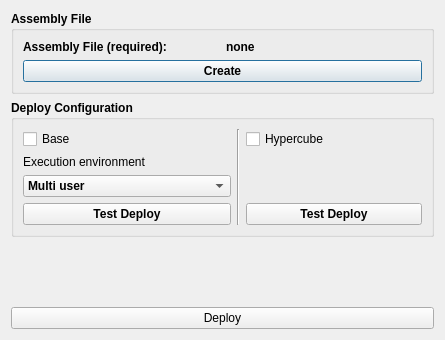
This is src/miro/mirodeploydialog.ui in GAMS-dev/studio as Qt 5 draws it before an edit. The edited form follows.
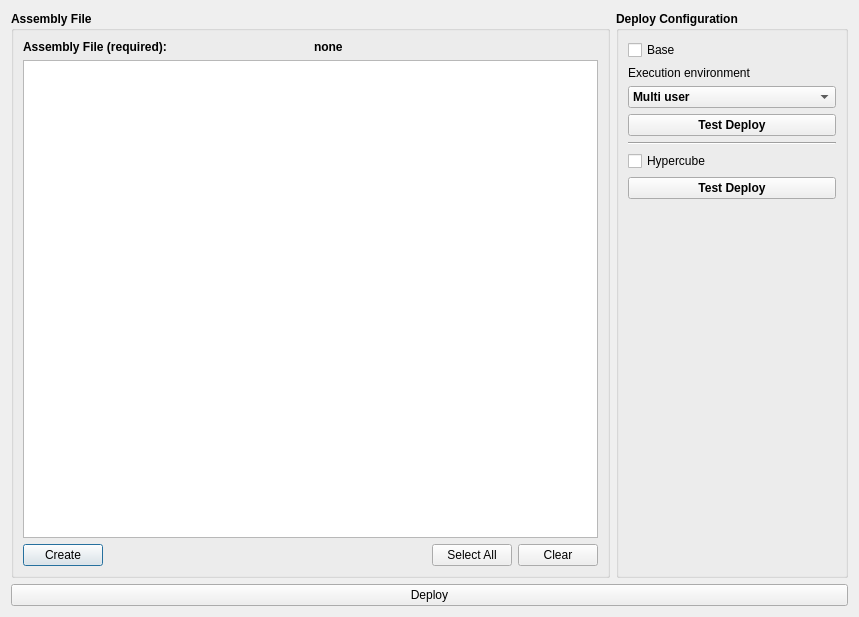
This is the edited form.

Commit message: fixed unaccessible MIRO assembly dialog

The edit to the form file:
```diff
--- a/src/miro/mirodeploydialog.ui
+++ b/src/miro/mirodeploydialog.ui
@@ -6,14 +6,16 @@
    <rect>
     <x>0</x>
     <y>0</y>
-    <width>445</width>
-    <height>340</height>
+    <width>859</width>
+    <height>617</height>
    </rect>
   </property>
   <property name="windowTitle">
    <string>Deploy MIRO Model</string>
   </property>
-  <layout class="QVBoxLayout" name="verticalLayout_4">
+  <layout class="QVBoxLayout" name="verticalLayout_5">
+   <item>
+    <layout class="QHBoxLayout" name="horizontalLayout">
    <item>
     <widget class="QGroupBox" name="groupBox_2">
      <property name="font">
@@ -25,17 +27,11 @@
      <property name="title">
       <string>Assembly File</string>
      </property>
-     <layout class="QVBoxLayout" name="verticalLayout_3">
+       <layout class="QVBoxLayout" name="verticalLayout_4">
       <item>
-       <layout class="QHBoxLayout" name="horizontalLayout_2">
+         <layout class="QHBoxLayout" name="horizontalLayout_3">
         <item>
          <widget class="QLabel" name="label">
-          <property name="font">
-           <font>
-            <weight>75</weight>
-            <bold>true</bold>
-           </font>
-          </property>
           <property name="text">
            <string>Assembly File (required):</string>
           </property>
@@ -51,12 +47,64 @@
        </layout>
       </item>
       <item>
-       <widget class="QPushButton" name="assemblyFileButton">
+         <widget class="QTreeView" name="directoryView"/>
+        </item>
+        <item>
+         <layout class="QHBoxLayout" name="horizontalLayout_2">
+          <item>
+           <widget class="QPushButton" name="createButton">
+            <property name="font">
+             <font>
+              <weight>50</weight>
+              <bold>false</bold>
+             </font>
+            </property>
         <property name="text">
          <string>Create</string>
         </property>
        </widget>
       </item>
+          <item>
+           <spacer name="horizontalSpacer">
+            <property name="orientation">
+             <enum>Qt::Horizontal</enum>
+            </property>
+            <property name="sizeHint" stdset="0">
+             <size>
+              <width>40</width>
+              <height>20</height>
+             </size>
+            </property>
+           </spacer>
+          </item>
+          <item>
+           <widget class="QPushButton" name="selectAllButton">
+            <property name="font">
+             <font>
+              <weight>50</weight>
+              <bold>false</bold>
+             </font>
+            </property>
+            <property name="text">
+             <string>Select All</string>
+            </property>
+           </widget>
+          </item>
+          <item>
+           <widget class="QPushButton" name="clearButton">
+            <property name="font">
+             <font>
+              <weight>50</weight>
+              <bold>false</bold>
+             </font>
+            </property>
+            <property name="text">
+             <string>Clear</string>
+            </property>
+           </widget>
+          </item>
+         </layout>
+        </item>
      </layout>
     </widget>
    </item>
@@ -71,7 +119,7 @@
      <property name="title">
       <string>Deploy Configuration</string>
      </property>
-     <layout class="QHBoxLayout" name="horizontalLayout">
+       <layout class="QVBoxLayout" name="verticalLayout_3">
       <item>
        <layout class="QVBoxLayout" name="verticalLayout">
         <item>
@@ -134,7 +182,7 @@
       <item>
        <widget class="Line" name="line">
         <property name="orientation">
-         <enum>Qt::Vertical</enum>
+           <enum>Qt::Horizontal</enum>
         </property>
        </widget>
       </item>
@@ -153,19 +201,6 @@
           </property>
          </widget>
         </item>
-        <item>
-         <spacer name="verticalSpacer_2">
-          <property name="orientation">
-           <enum>Qt::Vertical</enum>
-          </property>
-          <property name="sizeHint" stdset="0">
-           <size>
-            <width>20</width>
-            <height>24</height>
-           </size>
-          </property>
-         </spacer>
-        </item>
         <item>
          <widget class="QPushButton" name="testHcubeButton">
           <property name="text">
@@ -178,9 +213,6 @@
         </item>
        </layout>
       </item>
-     </layout>
-    </widget>
-   </item>
    <item>
     <spacer name="verticalSpacer">
      <property name="orientation">
@@ -189,10 +221,15 @@
      <property name="sizeHint" stdset="0">
       <size>
        <width>20</width>
-       <height>24</height>
+            <height>324</height>
       </size>
      </property>
     </spacer>
+        </item>
+       </layout>
+      </widget>
+     </item>
+    </layout>
    </item>
    <item>
     <widget class="QPushButton" name="deployButton">
```
Lines whose indentation alone changed are shown as unchanged. The commit also changes 8 other files.
